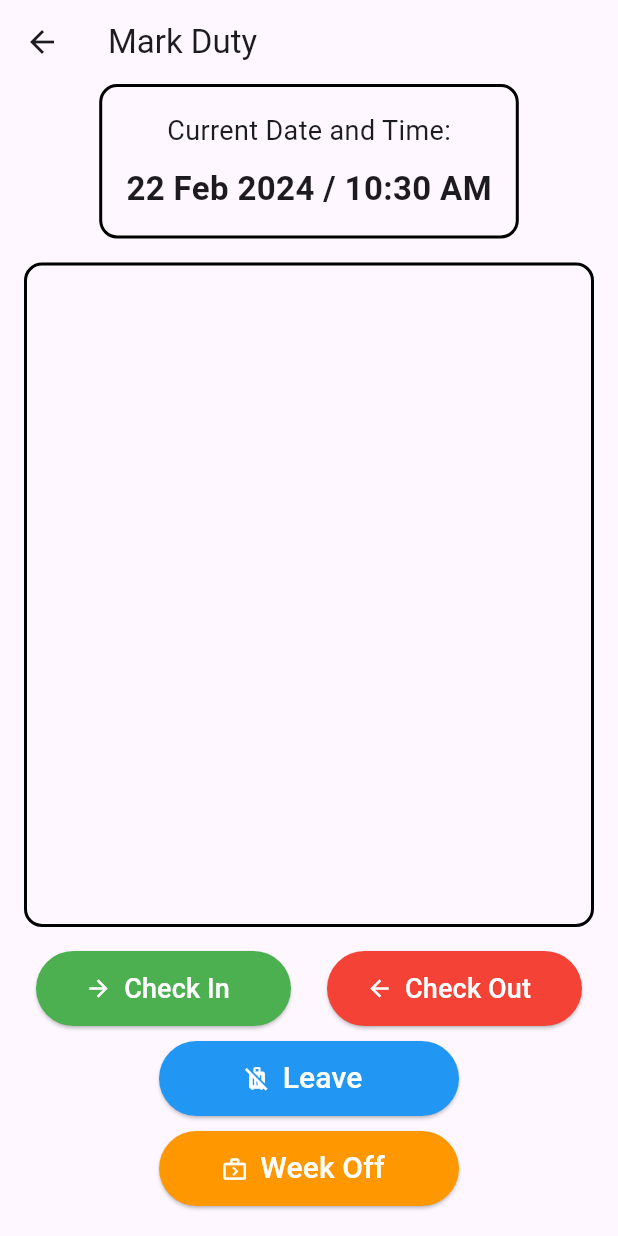
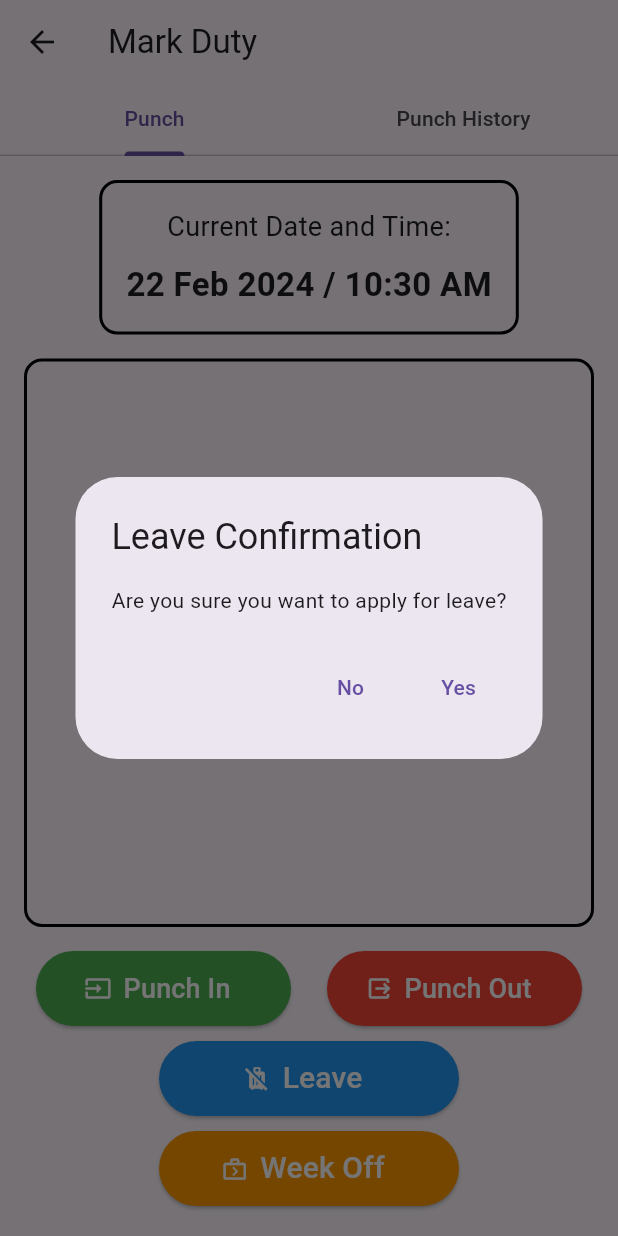
Before and after one commit to dhirenvigoinfotech/smart_erp, a Flutter app: the MarkDuty screen opened directly, after a tap on "Leave", on a phone screen of 412 x 824 dp. Run offline on Flutter 3.47's test engine with Material 3 defaults, Android fonts, the phone set to English and light mode, and no system bars; our stand-ins replace firebase_core; accounts and stored records are empty.

Commit message:
New Project

```diff
--- a/lib/Screens/mark_duty.dart
+++ b/lib/Screens/mark_duty.dart
@@ -11,124 +11,263 @@ class MarkDuty extends StatefulWidget {
 class _MarkDutyState extends State<MarkDuty> {
   String? inTimestamp;
   String? outTimestamp;
+  List<String> punchHistory = [];
+  bool isOnLeaveOrWeekOff = false;
+  DateTime? leaveStartDate;
+  bool isWeekOffApplied = false;
 
   @override
   Widget build(BuildContext context) {
     String currentDateTime = DateFormat('dd MMM yyyy').format(DateTime.now());
     String currentTime = DateFormat('hh:mm a').format(DateTime.now());
 
-    return Scaffold(
+    return DefaultTabController(
+      length: 2,
+      child: Scaffold(
         appBar: AppBar(
-        title: Text('Mark Duty'),
+          title: const Text('Mark Duty'),
+          bottom: const TabBar(
+            tabs: [
+              Tab(text: 'Punch'),
+              Tab(text: 'Punch History'),
+            ],
+          ),
         ),
         body: Column(
           children: [
+            const SizedBox(height: 16),
+            Expanded(
+              child: TabBarView(
+                children: [
+                  _buildPunchTab(currentDateTime, currentTime),
+                  _buildPunchHistoryTab(),
+                ],
+              ),
+            ),
+          ],
+        ),
+      ),
+    );
+  }
+
+  Widget _buildPunchTab(String currentDateTime, String currentTime) {
+    return Column(
+      children: [
         Container(
-            padding: EdgeInsets.all(16),
+          padding: const EdgeInsets.all(16),
           decoration: BoxDecoration(
             border: Border.all(color: Colors.black, width: 2),
             borderRadius: BorderRadius.circular(12),
           ),
-
           child: Column(
             children: [
               const Text(
                 'Current Date and Time:',
                 style: TextStyle(fontSize: 18),
               ),
-
-                SizedBox(height: 10),
-
+              const SizedBox(height: 10),
               Text(
                 '$currentDateTime / $currentTime',
-                  style: TextStyle(fontSize: 22, fontWeight: FontWeight.bold),
+                style: const TextStyle(fontSize: 22, fontWeight: FontWeight.bold),
               ),
             ],
           ),
         ),
-
-
         Expanded(
           child: Container(
-              margin: EdgeInsets.all(16),
+            margin: const EdgeInsets.all(16),
             decoration: BoxDecoration(
               border: Border.all(color: Colors.black, width: 2),
               borderRadius: BorderRadius.circular(12),
             ),
           ),
         ),
-
-
         Row(
           mainAxisAlignment: MainAxisAlignment.spaceEvenly,
           children: [
-
-
             ElevatedButton.icon(
-                icon: Icon(Icons.arrow_forward, color: Colors.white),
+              icon: const Icon(Icons.input, color: Colors.white),
               style: ButtonStyle(
                 backgroundColor: MaterialStateProperty.all(Colors.green),
                 fixedSize: MaterialStateProperty.all(const Size(170, 50)),
               ),
               onPressed: () {
-                  setState(() {
-                    inTimestamp = DateFormat('yyyy-MM-dd HH:mm:ss').format(DateTime.now());
-                    print('In Timestamp: $inTimestamp');
-                  });
+                _handlePunch('Punch In');
               },
-                label: Text('Check In', style: TextStyle(color: Colors.white, fontSize: 18)),
+              label: const Text('Punch In', style: TextStyle(color: Colors.white, fontSize: 18)),
             ),
-
-
             ElevatedButton.icon(
-                icon: Icon(Icons.arrow_back, color: Colors.white),
+              icon: const Icon(Icons.output, color: Colors.white),
               style: ButtonStyle(
                 backgroundColor: MaterialStateProperty.all(Colors.red),
                 fixedSize: MaterialStateProperty.all(const Size(170, 50)),
               ),
               onPressed: () {
-                  setState(() {
-                    outTimestamp = DateFormat('yyyy-MM-dd HH:mm:ss').format(DateTime.now());
-                    print('Out Timestamp: $outTimestamp');
-                  });
+                _handlePunch('Punch Out');
               },
-                label: Text('Check Out', style: TextStyle(color: Colors.white, fontSize: 18)),
+              label: const Text('Punch Out', style: TextStyle(color: Colors.white, fontSize: 18)),
             ),
           ],
         ),
-
-
-          SizedBox(height: 10),
-
-
+        const SizedBox(height: 10),
         ElevatedButton.icon(
           style: ButtonStyle(
             backgroundColor: MaterialStateProperty.all(Colors.blue),
             fixedSize: MaterialStateProperty.all(const Size(200, 50)),
           ),
-            onPressed: () {},
-            icon: Icon(Icons.leave_bags_at_home, color: Colors.white),
-            label: Text('Leave', style: TextStyle(color: Colors.white, fontSize: 20)),
+          onPressed: () async {
+            await _confirmLeave();
+          },
+          icon: const Icon(Icons.leave_bags_at_home, color: Colors.white),
+          label: const Text('Leave', style: TextStyle(color: Colors.white, fontSize: 20)),
         ),
-
-
         const SizedBox(height: 10),
-
-
         ElevatedButton.icon(
           style: ButtonStyle(
             backgroundColor: MaterialStateProperty.all(Colors.orange),
             fixedSize: MaterialStateProperty.all(const Size(200, 50)),
           ),
-            onPressed: () {},
-            icon: Icon(Icons.next_week_outlined, color: Colors.white),
+          onPressed: () async {
+            await _confirmWeekOff();
+          },
+          icon: const Icon(Icons.next_week_outlined, color: Colors.white),
           label: const Text('Week Off', style: TextStyle(color: Colors.white, fontSize: 20)),
         ),
+        const SizedBox(height: 20),
+      ],
+    );
+  }
 
+  Widget _buildPunchHistoryTab() {
+    return ListView.builder(
+      itemCount: punchHistory.length,
+      itemBuilder: (context, index) {
+        return Padding(
+          padding: const EdgeInsets.symmetric(vertical: 8, horizontal: 16),
+          child: Card(
+            elevation: 2,
+            shape: RoundedRectangleBorder(
+              borderRadius: BorderRadius.circular(12),
+            ),
+            child: ListTile(
+              title: Text(
+                punchHistory[index],
+                style: const TextStyle(fontSize: 16),
+              ),
+            ),
+          ),
+        );
+      },
+    );
+  }
 
-          const SizedBox(height: 20),
+  void _handlePunch(String type) {
+    if (type == 'Punch In' && inTimestamp != null) {
+      _showErrorDialog('You have already Punched In.');
+    } else if (type == 'Punch Out' && (inTimestamp == null || outTimestamp != null)) {
+      _showErrorDialog('You must Punch In first before Punching Out, or you have already Punched Out.');
+    } else if (isOnLeaveOrWeekOff) {
+      _showErrorDialog('You cannot Punch In or Punch Out during Leave or Week Off.');
+    } else {
+      setState(() {
+        String timestamp = DateFormat('yyyy-MM-dd hh:mm a').format(DateTime.now());
+        print('$type Timestamp: $timestamp');
+        if (type == 'Punch In') {
+          inTimestamp = timestamp;
+        } else {
+          outTimestamp = timestamp;
+        }
+      });
 
+      _handlePunchHistory(type);
 
+    }
+  }
+
+  Future<void> _confirmLeave() async {
+    if (leaveStartDate == null || DateTime.now().difference(leaveStartDate!) > Duration(days: 1)) {
+      final confirmed = await showDialog<bool>(
+        context: context,
+        builder: (context) => AlertDialog(
+          title: const Text('Leave Confirmation'),
+          content: const Text('Are you sure you want to apply for leave?'),
+          actions: [
+            TextButton(
+              onPressed: () => Navigator.pop(context, false),
+              child: const Text('No'),
+            ),
+            TextButton(
+              onPressed: () => Navigator.pop(context, true),
+              child: const Text('Yes'),
+            ),
+          ],
+        ),
+      );
+
+      if (confirmed ?? false) {
+        setState(() {
+          isOnLeaveOrWeekOff = true;
+          leaveStartDate = DateTime.now();
+        });
+
+        _handlePunchHistory('Applied for Leave');
+      }
+    } else {
+      _showErrorDialog('You have already applied for leave today.');
+    }
+  }
+
+  Future<void> _confirmWeekOff() async {
+    if (!isWeekOffApplied) {
+      final confirmed = await showDialog<bool>(
+        context: context,
+        builder: (context) => AlertDialog(
+          title: const Text('Week Off Confirmation'),
+          content: const Text('Are you sure you want to take a Week Off?'),
+          actions: [
+            TextButton(
+              onPressed: () => Navigator.pop(context, false),
+              child: const Text('No'),
+            ),
+            TextButton(
+              onPressed: () => Navigator.pop(context, true),
+              child: const Text('Yes'),
+            ),
+          ],
+        ),
+      );
+
+      if (confirmed ?? false) {
+        setState(() {
+          isOnLeaveOrWeekOff = true;
+          isWeekOffApplied = true;
+        });
+
+        _handlePunchHistory('Took a Week off');
+      }
+    } else {
+      _showErrorDialog('You have already taken a Week Off.');
+    }
+  }
+
+  void _handlePunchHistory(String type) {
+    setState(() {
+      String timestamp = DateFormat('yyyy-MM-dd hh:mm a').format(DateTime.now());
+      punchHistory.add('$type: $timestamp');
+    });
+  }
+
+  void _showErrorDialog(String message) {
+    showDialog(
+      context: context,
+      builder: (context) => AlertDialog(
+        title: const Text('Error'),
+        content: Text(message),
+        actions: [
+          TextButton(
+            onPressed: () => Navigator.pop(context),
+            child: const Text('OK'),
+          ),
         ],
       ),
     );
```
Lines whose indentation alone changed are shown as unchanged.
